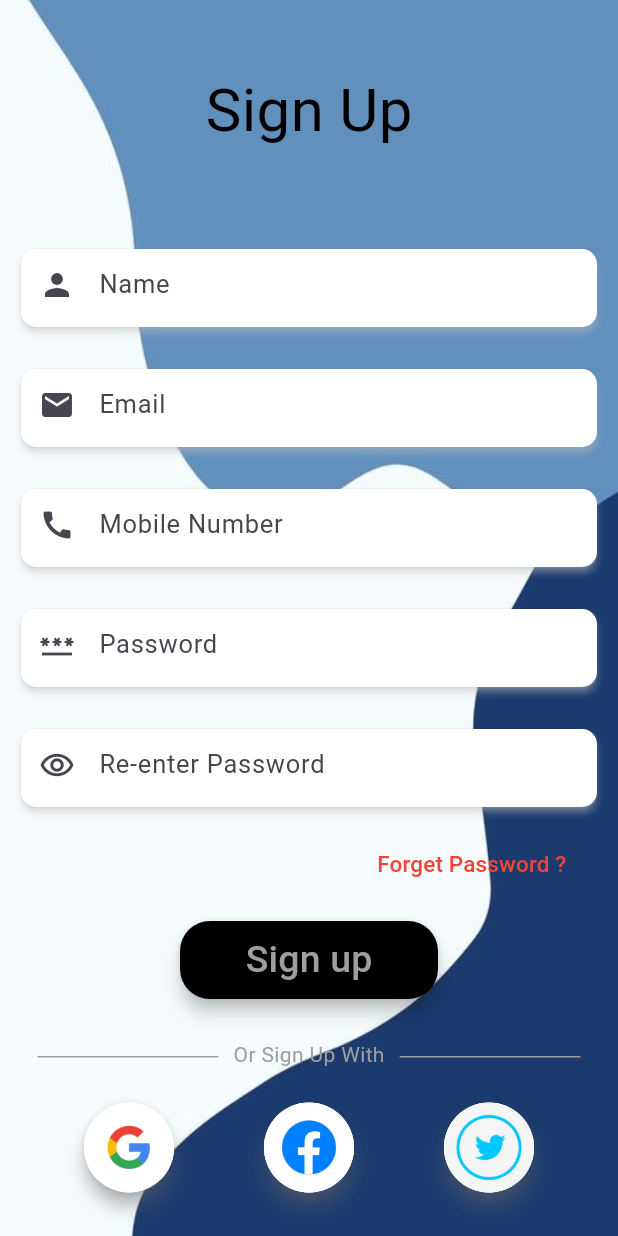
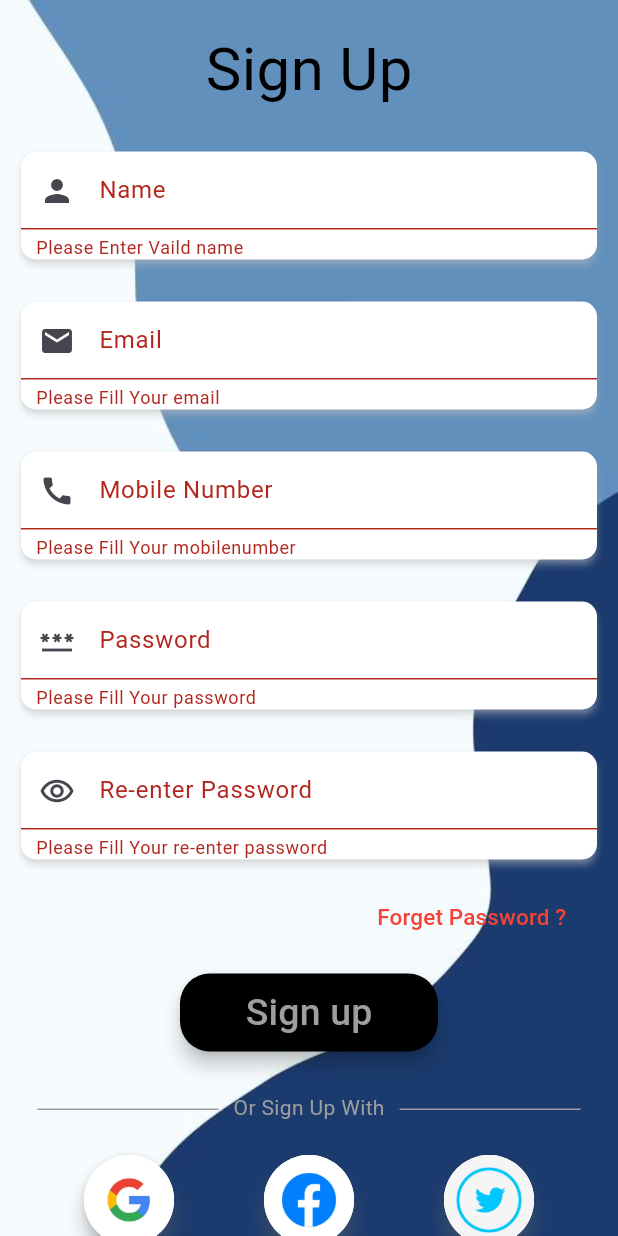
Before and after one commit to pradiptapaniya2023/flutter_login_register_page, a Flutter app: the Signup_Page screen opened directly, after a tap on "Sign up", on a phone screen of 412 x 824 dp. Run offline on Flutter 3.47's test engine with Material 3 defaults, Android fonts, the phone set to English and light mode, and no system bars; missing offline and left inert: flutter_regex; Roboto replaces fonts that are missing (fontsfamily); project files that could hold a hidden picture were left out.

Commit message:
Vailadtion in sign-in page

```diff
--- a/lib/signuppage.dart
+++ b/lib/signuppage.dart
@@ -1,14 +1,8 @@
-import 'package:flutter/cupertino.dart';
 import 'package:flutter/material.dart';
+import 'package:flutter_regex/flutter_regex.dart';
 import 'package:login_register_page/welcomepage.dart';
 
 class Signup_Page extends StatefulWidget {
-  String name = "";
-  String email = "";
-  int mobile = 0;
-  String password = "";
-  String reenter = "";
-
   @override
   State<StatefulWidget> createState() {
     return State_Signup_Page();
@@ -21,6 +15,12 @@ class State_Signup_Page extends State<Signup_Page> {
   TextEditingController mobilenoController = TextEditingController();
   TextEditingController passwordController = TextEditingController();
   TextEditingController reenterPasswordController = TextEditingController();
+  bool signinBtnPressedCheck = false;
+  bool nameError = false;
+  bool emailError = false;
+  bool mobilenumberError = false;
+  bool passwordError = false;
+  bool reenterPasswordError = false;
 
   @override
   Widget build(BuildContext context) {
@@ -39,7 +39,7 @@ class State_Signup_Page extends State<Signup_Page> {
                     children: [
                       Container(
                         // margin: EdgeInsets.fromLTRB(left, top, right, bottom),
-                        margin: EdgeInsets.fromLTRB(0, 45, 0, 50),
+                        margin: EdgeInsets.fromLTRB(0, 18, 0, 12),
                         child: Text(
                           'Sign Up',
                           style: TextStyle(
@@ -48,19 +48,61 @@ class State_Signup_Page extends State<Signup_Page> {
                               fontFamily: 'fontsfamily'),
                         ),
                       ),
-                      TextFiledWidget(Icons.person, nameController, 'Name',
-                          TextInputType.name),
-                      TextFiledWidget(Icons.email, emailController, 'Email',
-                          TextInputType.emailAddress),
-                      TextFiledWidget(Icons.call, mobilenoController,
-                          'Mobile Number', TextInputType.number),
-                      TextFiledWidget(Icons.password, passwordController,
-                          'Password', TextInputType.name),
+                      TextFiledWidget(
+                          Icons.person,
+                          nameController,
+                          'Name',
+                          TextInputType.name,
+                          nameError
+                              ? 'Please Enter Vaild name'
+                              : signinBtnPressedCheck == true &&
+                                      nameController.text.isEmpty
+                                  ? 'Please Fill Your name'
+                                  : null),
+                      TextFiledWidget(
+                          Icons.email,
+                          emailController,
+                          'Email',
+                          TextInputType.emailAddress,
+                          emailError
+                              ? 'Please Enter Vaild email'
+                              : signinBtnPressedCheck == true &&
+                                      emailController.text.isEmpty
+                                  ? 'Please Fill Your email'
+                                  : null),
+                      TextFiledWidget(
+                          Icons.call,
+                          mobilenoController,
+                          'Mobile Number',
+                          TextInputType.number,
+                          mobilenumberError
+                              ? 'Please Enter Vaild mobilenumber'
+                              : signinBtnPressedCheck == true &&
+                                      mobilenoController.text.isEmpty
+                                  ? 'Please Fill Your mobilenumber'
+                                  : null),
+                      TextFiledWidget(
+                          Icons.password,
+                          passwordController,
+                          'Password',
+                          TextInputType.name,
+                          passwordError
+                              ? 'Please Enter Vaild password'
+                              : signinBtnPressedCheck == true &&
+                                      passwordController.text.isEmpty
+                                  ? 'Please Fill Your password'
+                                  : null),
                       TextFiledWidget(
                           Icons.remove_red_eye_outlined,
                           reenterPasswordController,
                           'Re-enter Password',
-                          TextInputType.name),
+                          TextInputType.name,
+                          reenterPasswordError
+                              ? ' Please Enter Vaild re-enter password'
+                              : signinBtnPressedCheck == true &&
+                                      reenterPasswordController.text.isEmpty
+                                  ? 'Please Fill Your re-enter password'
+                                  : null),
                       Container(
                         // padding: EdgeInsets.fromLTRB(left, top, right, bottom),
                         padding: EdgeInsets.fromLTRB(217, 0, 0, 0),
@@ -205,10 +247,10 @@ class State_Signup_Page extends State<Signup_Page> {
   }
 
   Widget TextFiledWidget(IconData icon, TextEditingController controller,
-      String s, TextInputType textInputType) {
+      String lblMsg, TextInputType textInputType, String? errorMsg) {
     return Container(
       margin: EdgeInsets.all(10),
-      height: 60,
+      height: errorMsg != null ? 80 : 70,
       child: Card(
         shadowColor: Colors.white,
         elevation: 2,
@@ -217,12 +259,18 @@ class State_Signup_Page extends State<Signup_Page> {
         child: TextField(
           controller: controller,
           style: TextStyle(fontFamily: 'fontsfamily', color: Colors.black),
+          maxLength: 250,
+          maxLines: null,
           decoration: InputDecoration(
+            // counter: Spacer(),
+              counterText: "",
+              errorText: errorMsg,
+              errorStyle: TextStyle(fontFamily: 'fontsfamily'),
               prefixIcon: Icon(icon),
               focusedBorder: InputBorder.none,
               enabledBorder: InputBorder.none,
               hintStyle: TextStyle(fontFamily: 'fontsfamily', fontSize: 17),
-              hintText: s,
+              labelText: lblMsg,
               contentPadding: EdgeInsets.all(10)),
           keyboardType: textInputType,
         ),
@@ -231,20 +279,43 @@ class State_Signup_Page extends State<Signup_Page> {
   }
 
   void signupFun() {
-    widget.name = nameController.text;
-    widget.email = emailController.text;
-    widget.mobile = int.parse(mobilenoController.text);
-    widget.password = passwordController.text;
-    widget.reenter = reenterPasswordController.text;
+    signinBtnPressedCheck = true;
+    nameError = false;
+    emailError = false;
+    mobilenumberError = false;
+    passwordError = false;
+    reenterPasswordError = false;
 
+    final RegExp nameRegex = RegExp('[a-zA-Z]');
+    final RegExp emailRegex = RegExp(
+        r'^(([^<>()[\]\\.,;:\s@\"]+(\.[^<>()[\]\\.,;:\s@\"]+)*)|(\".+\"))@((\[[0-9]{1,3}\.[0-9]{1,3}\.[0-9]{1,3}\.[0-9]{1,3}\])|(([a-zA-Z\-0-9]+\.)+[a-zA-Z]{2,}))$');
+    final RegExp mobilenoRegex = RegExp(r'^(?:[+0]9)?[0-9]{10}$');
+    final RegExp passwordRegex =
+        RegExp(r'^(?=.*?[A-Z])(?=.*?[a-z])(?=.*?[0-9])(?=.*?[!@#\$&*~]).{8,}$');
 
+    if (!nameRegex.hasMatch(nameController.text)) {
+      nameError = true;
+    } else if (!emailRegex.hasMatch(emailController.text)) {
+      emailError = true;
+    } else if (!mobilenoRegex.hasMatch(mobilenoController.text)) {
+      mobilenumberError = true;
+    } else if (!passwordRegex.hasMatch(passwordController.text)) {
+      passwordError = true;
+    } else if (passwordController.text != reenterPasswordController.text) {
+      reenterPasswordError = true;
+    } else if (signinBtnPressedCheck == true &&
+        nameError == false &&
+        emailError == false &&
+        mobilenumberError == false &&
+        passwordError == false &&
+        reenterPasswordError == false) {
+      Navigator.pushReplacement(context, MaterialPageRoute(
+        builder: (context) {
+          return Welcome_Page();
+        },
+      ));
+    }
 
-    Navigator.push(context, MaterialPageRoute(
-      builder: (context) {
-        return Welcome_Page();
-      },
-    ));
-
-
+    setState(() {});
   }
 }
--- a/pubspec.yaml
+++ b/pubspec.yaml
@@ -46,6 +46,7 @@ dev_dependencies:
   # package. See that file for information about deactivating specific lint
   # rules and activating additional ones.
   flutter_lints: ^3.0.0
+  flutter_regex: ^0.0.3
 
 # For information on the generic Dart part of this file, see the
 # following page: https://dart.dev/tools/pub/pubspec
```
Also changed, not shown: pubspec.lock.
